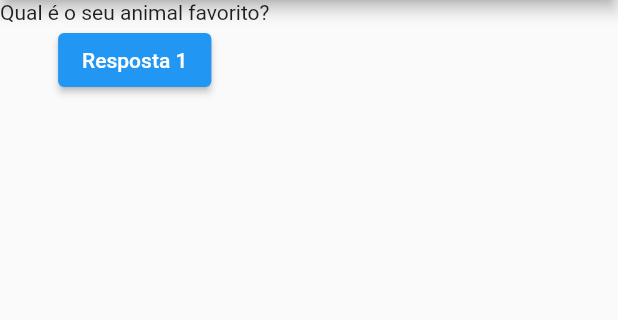
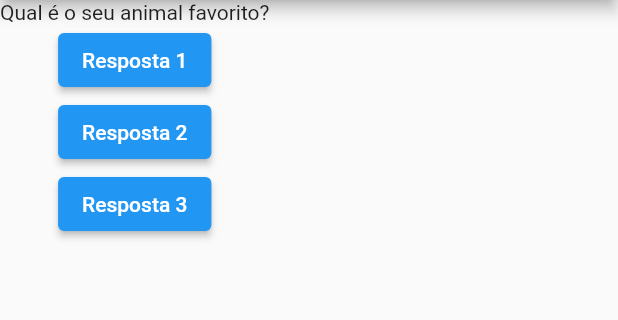
Before and after one commit to arthurrossibr/flutter-projeto-perguntas, a Flutter app: the screen it shows after launch, after a tap on "Resposta 1", on a phone screen of 412 x 824 dp, the part 84-404 px from its top. Run offline on Flutter 3.47's test engine with Material 2 defaults, Android fonts, the phone set to English and light mode, and no system bars.

Commit message:
Criando o componente Questao

```diff
--- a/lib/main.dart
+++ b/lib/main.dart
@@ -1,4 +1,5 @@
 import 'package:flutter/material.dart';
+import './questao.dart';
 
 main() {
   runApp(const PerguntasApp());
@@ -7,17 +8,16 @@ main() {
 class PerguntasApp extends StatefulWidget {
   const PerguntasApp({Key? key}) : super(key: key);
 
-
   @override
   State<PerguntasApp> createState() => _PerguntasAppState();
 }
 
 class _PerguntasAppState extends State<PerguntasApp> {
-  var perguntaSelecionada = 0;
+  var _perguntaSelecionada = 0;
 
-  void responder(){
+  void _responder(){
     setState(() {
-      perguntaSelecionada++;
+      _perguntaSelecionada++;
     });
     debugPrint('perguntaSelecionada');
   }
@@ -38,14 +38,30 @@ class _PerguntasAppState extends State<PerguntasApp> {
         ),
         body: Column(
           children: <Widget>[
-            Text(perguntas[perguntaSelecionada]),
+            Questao(perguntas[_perguntaSelecionada]),
             ElevatedButton(
               style: ElevatedButton.styleFrom(
                 primary: Colors.blue,
                 onPrimary: Colors.white,
               ),
-              onPressed: responder,
+              onPressed: _responder,
               child: const Text('Resposta 1'),
+            ),
+            ElevatedButton(
+              style: ElevatedButton.styleFrom(
+                primary: Colors.blue,
+                onPrimary: Colors.white,
+              ),
+              onPressed: _responder,
+              child: const Text('Resposta 2'),
+            ),
+            ElevatedButton(
+              style: ElevatedButton.styleFrom(
+                primary: Colors.blue,
+                onPrimary: Colors.white,
+              ),
+              onPressed: _responder,
+              child: const Text('Resposta 3'),
             ),
           ],
         ),
--- /dev/null
+++ b/lib/questao.dart
@@ -0,0 +1,12 @@
+import 'package:flutter/material.dart';
+
+class Questao extends StatelessWidget {
+  final String texto;
+
+  const Questao(this.texto, {Key? key}) : super(key: key);
+
+  @override
+  Widget build(BuildContext context) {
+    return Text(texto);
+  }
+}
```
